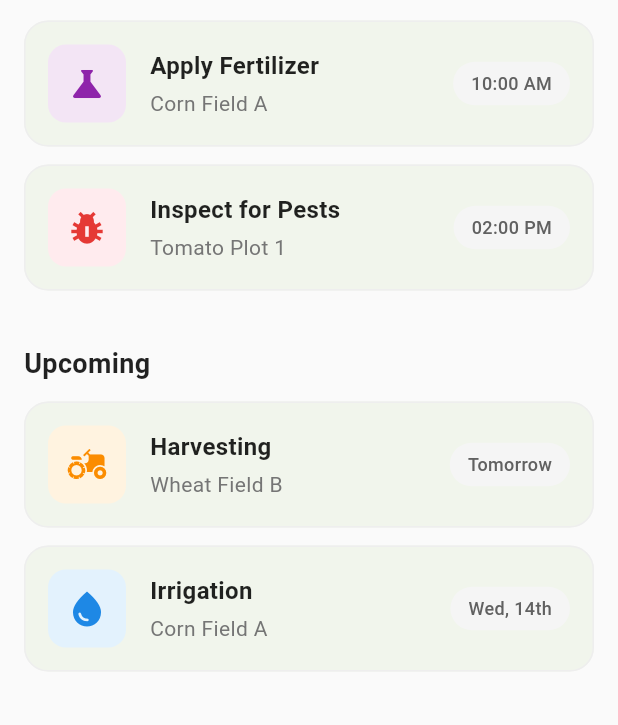
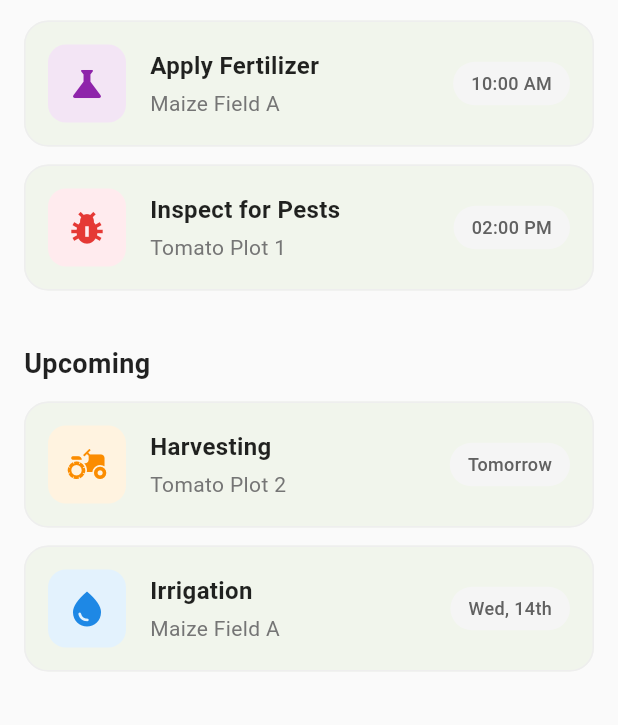
Before and after one commit to bsc-44-21/Cropia-App, a Flutter app: the CropsScreen screen opened directly, on a phone screen of 412 x 824 dp. Shown: the part 314-1039 px from the top of the screen. Run offline on Flutter 3.47's test engine with Material 3 defaults, Android fonts, the phone set to English and light mode, and no system bars.

Commit message:
Modified App Focus to Tomato & Maize

```diff
--- a/lib/screens/crops_screen.dart
+++ b/lib/screens/crops_screen.dart
@@ -29,7 +29,7 @@ class CropsScreen extends StatelessWidget {
             SizedBox(height: 12),
             ActivityCard(
               title: 'Apply Fertilizer',
-              subtitle: 'Corn Field A',
+              subtitle: 'Maize Field A',
               time: '10:00 AM',
               icon: Icons.science,
               color: Colors.purple,
@@ -46,14 +46,14 @@ class CropsScreen extends StatelessWidget {
             SizedBox(height: 12),
             ActivityCard(
               title: 'Harvesting',
-              subtitle: 'Wheat Field B',
+              subtitle: 'Tomato Plot 2',
               time: 'Tomorrow',
               icon: Icons.agriculture,
               color: Colors.orange,
             ),
             ActivityCard(
               title: 'Irrigation',
-              subtitle: 'Corn Field A',
+              subtitle: 'Maize Field A',
               time: 'Wed, 14th',
               icon: Icons.water_drop,
               color: Colors.blue,
--- a/lib/screens/detect_screen.dart
+++ b/lib/screens/detect_screen.dart
@@ -55,7 +55,7 @@ class DetectScreen extends StatelessWidget {
                 ),
                 const ScanResultCard(
                   disease: 'Healthy Crop',
-                  location: 'Corn Field A',
+                  location: 'Maize Field A',
                   risk: 'No Action Needed',
                   color: Colors.green,
                 ),
--- a/lib/widgets/home/farm_summary.dart
+++ b/lib/widgets/home/farm_summary.dart
@@ -21,7 +21,7 @@ class FarmSummary extends StatelessWidget {
           children: [
             Expanded(child: _buildSummaryBox('Fields', '4 Active', Icons.landscape, Colors.green)),
             const SizedBox(width: 12),
-            Expanded(child: _buildSummaryBox('Crops', 'Wheat, Corn', Icons.eco, Colors.orange)),
+            Expanded(child: _buildSummaryBox('Crops', 'Tomato, Maize', Icons.eco, Colors.orange)),
           ],
         ),
       ],
```
Also changed, not shown: 1 other file.
